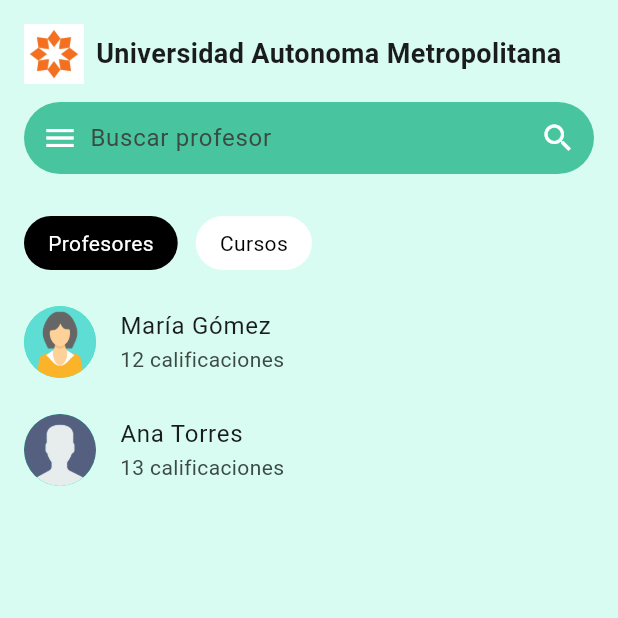
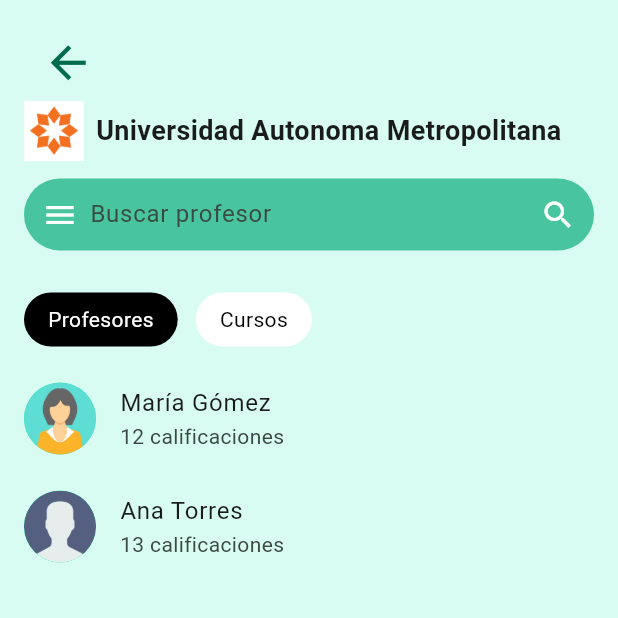
Before and after one commit to Sideron/programovilfront, a Flutter app: the UniversityFilter screen opened directly, on a phone screen of 412 x 824 dp, the top half of it. Run offline on Flutter 3.47's test engine with Material 3 defaults, Android fonts, the phone set to English and light mode, and no system bars; our stand-ins replace flutter_svg, get, google_fonts.

Commit message:
quick fixes

```diff
--- a/lib/pages/main/filter/general_filter.dart
+++ b/lib/pages/main/filter/general_filter.dart
@@ -186,14 +186,14 @@ class _GeneralFilterState extends State<GeneralFilter> {
   }
 
   Widget buildColleges(void Function(int num) goPage) {
-    final filteredCourses = allColleges
+    final filteredColleges = allColleges
         .where((c) => c['name'].toLowerCase().contains(searchText))
         .toList();
 
     return ListView.builder(
-      itemCount: filteredCourses.length,
+      itemCount: filteredColleges.length,
       itemBuilder: (context, index) {
-        final c = filteredCourses[index];
+        final c = filteredColleges[index];
         return ListTile(
           onTap: () {
             goPage(1);
--- a/lib/pages/main/filter/university_filter.dart
+++ b/lib/pages/main/filter/university_filter.dart
@@ -51,7 +51,7 @@ class _UniversityFilterState extends State<UniversityFilter> {
     _universityId = widget.universityId;
     Future<College>? infoCollegeTemp =
         _collegeService.getCollegeById(_universityId);
-    infoCollegeTemp!.then((value) {
+    infoCollegeTemp.then((value) {
       setState(() {
         _universityInfo = value;
         isLoading = false;
@@ -109,6 +109,14 @@ class _UniversityFilterState extends State<UniversityFilter> {
       padding: const EdgeInsets.all(16.0),
       child: Column(
         children: [
+          Column(
+            crossAxisAlignment: CrossAxisAlignment.start,
+            children: [
+              TextButton.icon(
+                onPressed: () {},
+                icon: Icon(Icons.arrow_back, size: 35),
+                label: SizedBox(),
+              ),
               Row(
                 children: [
                   Image.asset('assets/images/logo.png', height: 40),
@@ -116,6 +124,8 @@ class _UniversityFilterState extends State<UniversityFilter> {
                   Text(
                     _universityInfo!.name,
                     style: TextStyle(fontWeight: FontWeight.bold, fontSize: 18),
+                  ),
+                ],
               ),
             ],
           ),
```
Lines whose indentation alone changed are shown as unchanged.
